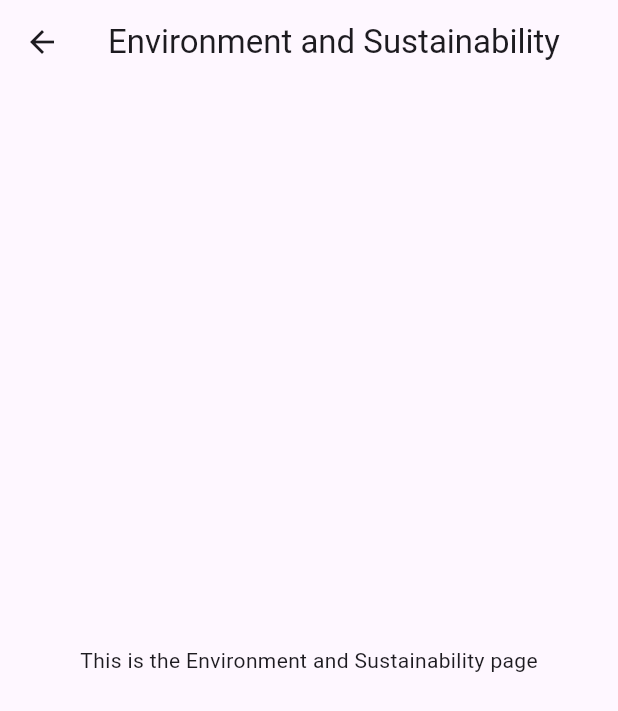
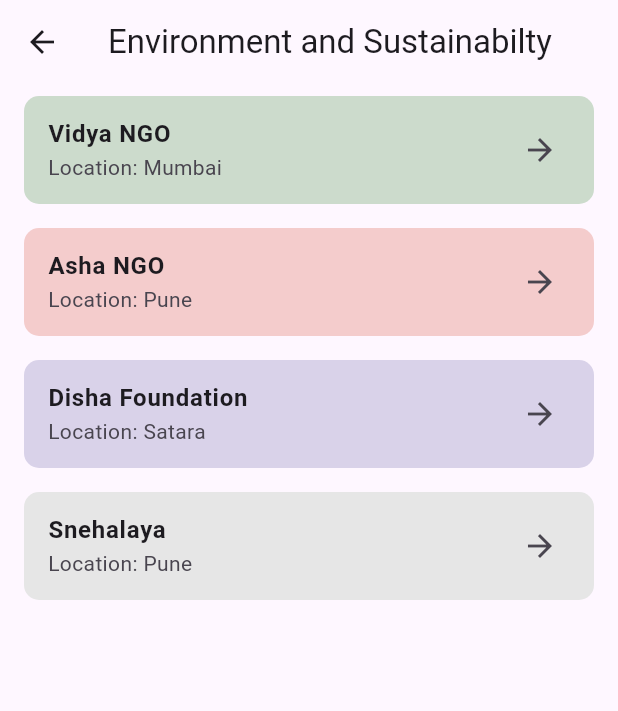
Before and after one commit to Asmitbv21/bharatsocials, a Flutter app: the EnvSus screen opened directly, on a phone screen of 412 x 824 dp. Shown: the top 711 px of the screen. Run offline on Flutter 3.47's test engine with Material 3 defaults, Android fonts, the phone set to English and light mode, and no system bars.

Commit message:
Link issue fixed

```diff
--- a/lib/domains/envSus.dart
+++ b/lib/domains/envSus.dart
@@ -1,14 +1,48 @@
 import 'package:flutter/material.dart';
+import 'package:bharatsocials/screens/ngoProfile.dart';
 
 class EnvSus extends StatelessWidget {
+  final List<Map<String, String>> ngos = [
+    {'name': 'Vidya NGO', 'location': 'Mumbai', 'color': '0xFFCCDBCC'},
+    {'name': 'Asha NGO', 'location': 'Pune', 'color': '0xFFF4CCCC'},
+    {'name': 'Disha Foundation', 'location': 'Satara', 'color': '0xFFD9D2E9'},
+    {'name': 'Snehalaya', 'location': 'Pune', 'color': '0xFFE6E6E6'},
+  ];
+
+   EnvSus({super.key});
+
   @override
   Widget build(BuildContext context) {
     return Scaffold(
       appBar: AppBar(
-        title: Text('Environment and Sustainability'),
+        title: const Text('Environment and Sustainabilty'),
       ),
-      body: Center(
-        child: Text('This is the Environment and Sustainability page'),
+      body: ListView.builder(
+        itemCount: ngos.length,
+        itemBuilder: (context, index) {
+          return Container(
+            decoration: BoxDecoration(
+              color: Color(int.parse(ngos[index]['color']!)),
+              borderRadius: BorderRadius.circular(10), // Rounded corners
+            ),
+            margin: const EdgeInsets.symmetric(vertical: 8, horizontal: 16),
+            child: ListTile(
+              title: Text(
+                ngos[index]['name']!,
+                style: const TextStyle(fontWeight: FontWeight.bold),
+              ),
+              subtitle: Text('Location: ${ngos[index]['location']}'),
+              trailing: const Icon(Icons.arrow_forward),
+              onTap: () {
+                Navigator.push(
+                            context,
+                            MaterialPageRoute(
+                                builder: (context) => VidyaNGOApp()),
+                          );// Navigate to profile screen
+              },
+            ),
+          );
+        },
       ),
     );
   }
```
